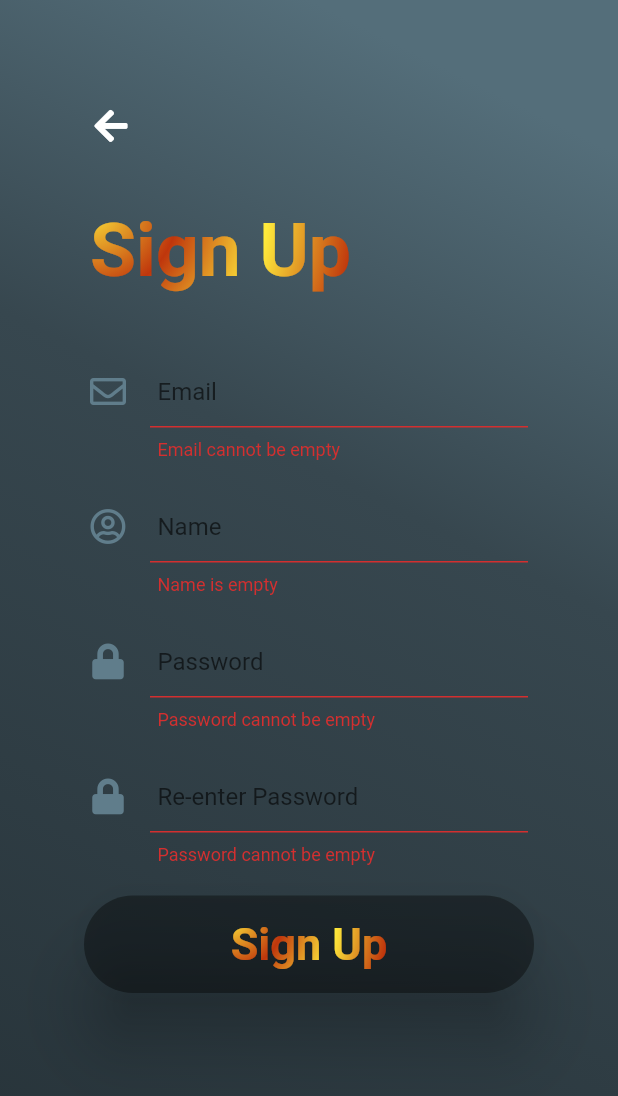
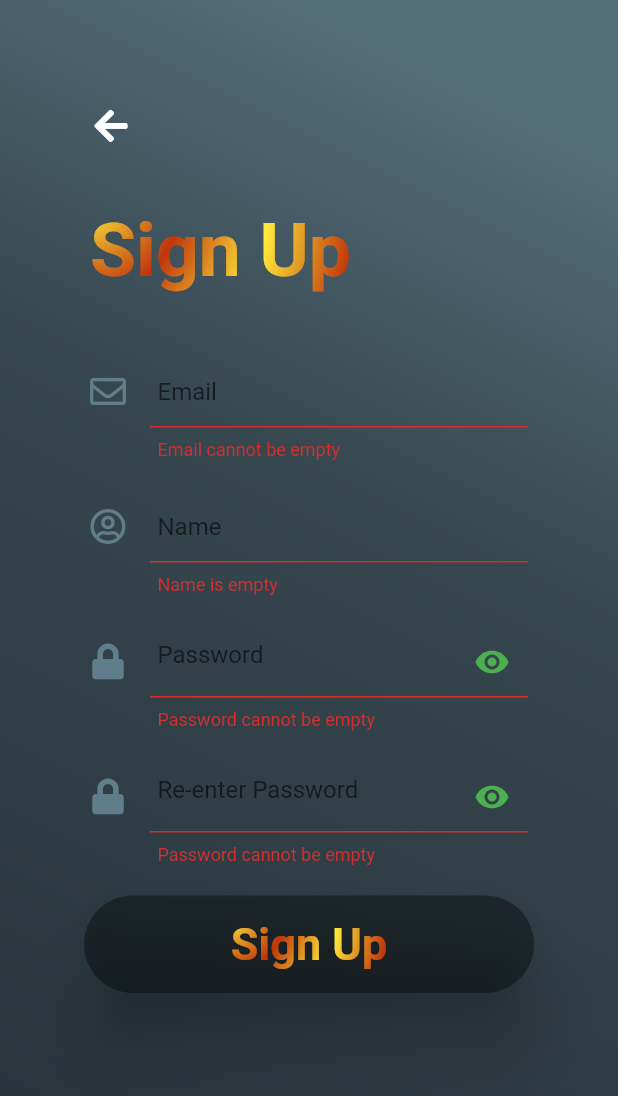
Before and after one commit to lakhanjindam/flutter_forms, a Flutter app: the SignUpPage screen opened by its route, after a tap on "Sign Up", on a phone screen of 412 x 824 dp. Shown: the top 1096 px of the screen. Run offline on Flutter 3.47's test engine with Material 2 defaults, Android fonts, the phone set to English and light mode, and no system bars; our stand-ins replace cloud_firestore, firebase_auth, font_awesome_flutter, rflutter_alert, shared_preferences; missing offline and left inert: dbcrypt; accounts and stored records are empty.

```diff
--- a/lib/widgets/sign_form.dart
+++ b/lib/widgets/sign_form.dart
@@ -14,6 +14,19 @@ class FormSignIn extends StatefulWidget {
 }
 
 class _FormSignInState extends State<FormSignIn> {
+  bool _passwordVisible;
+
+  @override
+  void initState() {
+    super.initState();
+    _passwordVisible = false;
+  }
+
+  @override
+  void dispose() {
+    super.dispose();
+  }
+
   final _formKey = GlobalKey<FormState>();
 
   String errMsg = "";
@@ -41,7 +54,7 @@ class _FormSignInState extends State<FormSignIn> {
                 email = value;
               },
               onSaved: (String value) {
-                _email = email;
+                _email = email.trim();
               },
               // ignore: missing_return
               validator: (value) {
@@ -128,7 +141,7 @@ class _FormSignInState extends State<FormSignIn> {
             padding: EdgeInsets.only(left: 30, right: 30),
             child: TextFormField(
               //* to hide the text, true then hidden
-              obscureText: false,
+              obscureText: !_passwordVisible,
               onChanged: (value) {
                 password = value;
               },
@@ -154,12 +167,24 @@ class _FormSignInState extends State<FormSignIn> {
                 //fills the input box with color.
                 //fillColor: Colors.white,
 
+                suffixIcon: IconButton(
+                  color: !_passwordVisible ? Colors.green : Colors.red,
+                  onPressed: () {
+                    setState(() {
+                      _passwordVisible = !_passwordVisible;
+                    });
+                  },
+                  disabledColor: Colors.red,
+                  icon: _passwordVisible
+                      ? Icon(Icons.visibility_off)
+                      : Icon(Icons.visibility),
+                ),
                 hintText: "Password",
                 focusedBorder: UnderlineInputBorder(
                     //*changes underline  border color to orange when clicked!
                     borderSide: BorderSide(color: Colors.amber)),
 
-                contentPadding: EdgeInsets.only(left: 5, right: 5),
+                contentPadding: EdgeInsets.only(left: 5, right: 5, top: 10),
                 icon: Icon(
                   FontAwesomeIcons.lock,
                   color: Colors.blueGrey,
@@ -174,7 +199,7 @@ class _FormSignInState extends State<FormSignIn> {
             padding: EdgeInsets.only(left: 30, right: 30),
             child: TextFormField(
               //* to hide the text, true then hidden
-              obscureText: false,
+              obscureText: !_passwordVisible,
               // on change to keep track of changes when button is not pressed
               onChanged: (value) {
                 checkPass = value;
@@ -188,13 +213,8 @@ class _FormSignInState extends State<FormSignIn> {
                 if (value.isEmpty) {
                   return "Password cannot be empty";
                 }
-                if (!RegExp(
-                        r'^(?=.*?[A-Z])(?=.*?[a-z])(?=.*?[0-9])(?=.*?[!@#\$&*~]).{8,}$')
-                    .hasMatch(value)) {
-                  return "Invalid password format";
-                }
                 if (checkPass.trim() != password.trim()) {
-                  return "Above password doesn't match.";
+                  return "Password don't match";
                 }
               },
               style: TextStyle(
@@ -203,14 +223,23 @@ class _FormSignInState extends State<FormSignIn> {
               //initialValue: "Enter your name",
               decoration: InputDecoration(
                 //fills the input box with color.
-                //fillColor: Colors.white,
-
+                suffixIcon: IconButton(
+                  color: !_passwordVisible ? Colors.green : Colors.red,
+                  onPressed: () {
+                    setState(() {
+                      _passwordVisible = !_passwordVisible;
+                    });
+                  },
+                  icon: _passwordVisible
+                      ? Icon(Icons.visibility_off)
+                      : Icon(Icons.visibility),
+                ),
                 hintText: "Re-enter Password",
                 focusedBorder: UnderlineInputBorder(
                     //*changes underline  border color to orange when clicked!
                     borderSide: BorderSide(color: Colors.amber)),
 
-                contentPadding: EdgeInsets.only(left: 5, right: 5),
+                contentPadding: EdgeInsets.only(left: 5, right: 5, top: 10),
                 icon: Icon(
                   FontAwesomeIcons.lock,
                   color: Colors.blueGrey,
@@ -227,10 +256,6 @@ class _FormSignInState extends State<FormSignIn> {
             child: RaisedButton(
               elevation: 20,
               onPressed: () {
-                print(email + " " + _email);
-                print(name + " " + _name);
-                print(password + " " + _password);
-                print(checkPass + " " + _checkPass);
                 validateDetails();
               },
               child: ShaderMask(
```
Also changed, not shown: lib/widgets/form.dart (+26 -3 lines), images/proj_struct.jpg (added), 1 other file.
